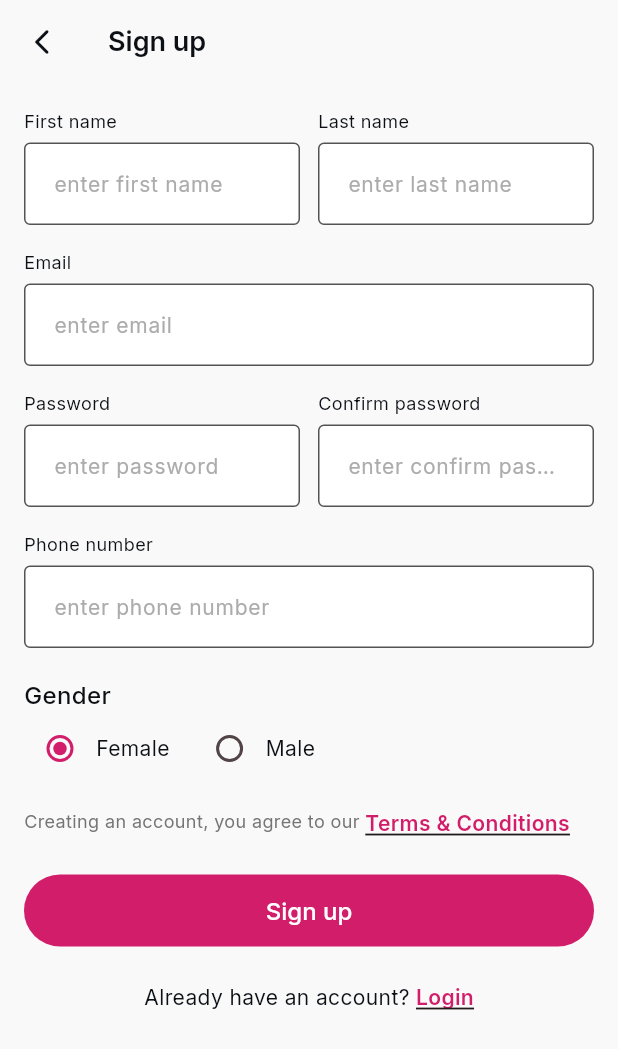
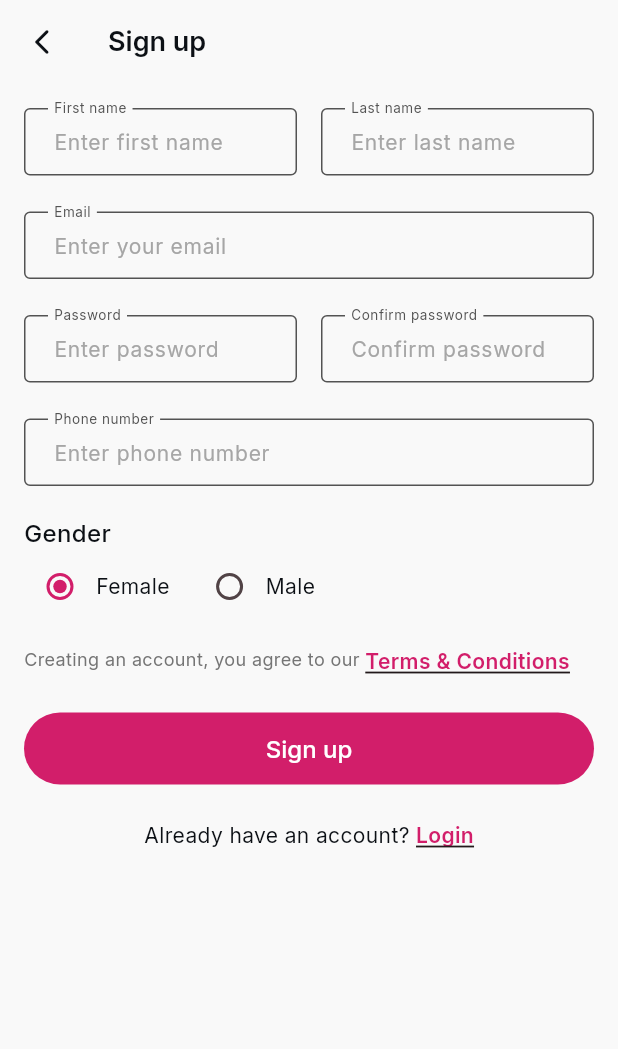
Before and after one commit to menna3lwan/flower_app, a Flutter app: the SignUpView screen opened by its route, on a phone screen of 412 x 824 dp. Shown: the top 1049 px of the screen. Run offline on Flutter 3.47's test engine with Material 3 defaults, Android fonts, the phone set to English and light mode, and no system bars; our stand-ins replace easy_localization, equatable, flutter_bloc, get, get_it, google_fonts; project files that could hold a hidden picture were left out.

Commit message:
feat(auth): implement outlined text fields with placeholders for sign-up form

```diff
--- a/apps/customer_app/assets/translations/ar.json
+++ b/apps/customer_app/assets/translations/ar.json
@@ -34,6 +34,12 @@
   "currentPassword": "كلمة المرور الحالية",
   "newPassword": "كلمة المرور الجديدة",
   "enterFieldTemplate": "أدخل {field}",
+  "signUpFirstNameHint": "أدخل الاسم الأول",
+  "signUpLastNameHint": "أدخل اسم العائلة",
+  "signUpEmailHint": "أدخل بريدك الإلكتروني",
+  "signUpPasswordHint": "أدخل كلمة المرور",
+  "signUpConfirmPasswordHint": "تأكيد كلمة المرور",
+  "signUpPhoneNumberHint": "أدخل رقم الهاتف",
 
   "deliverTo": "التوصيل إلى",
   "categories": "الفئات",
--- a/apps/customer_app/assets/translations/en.json
+++ b/apps/customer_app/assets/translations/en.json
@@ -34,6 +34,12 @@
   "currentPassword": "Current password",
   "newPassword": "New password",
   "enterFieldTemplate": "Enter {field}",
+  "signUpFirstNameHint": "Enter first name",
+  "signUpLastNameHint": "Enter last name",
+  "signUpEmailHint": "Enter your email",
+  "signUpPasswordHint": "Enter password",
+  "signUpConfirmPasswordHint": "Confirm password",
+  "signUpPhoneNumberHint": "Enter phone number",
 
   "deliverTo": "Deliver to",
   "categories": "Categories",
--- a/apps/customer_app/lib/constants/app_strings.dart
+++ b/apps/customer_app/lib/constants/app_strings.dart
@@ -39,6 +39,17 @@ abstract final class AppStrings {
   static String get resetPasswordTitle => 'resetPasswordTitle'.tr();
   static String get currentPassword => 'currentPassword'.tr();
   static String get newPassword => 'newPassword'.tr();
+
+  // Sign up field placeholders — Figma Dev Mode values verified against
+  // the Sign Up frame; kept distinct from `enterYourEmail`/
+  // `enterYourPassword` (used on Login) since the two screens' Figma
+  // copy differs word-for-word and this scopes the fix to Sign Up only.
+  static String get signUpFirstNameHint => 'signUpFirstNameHint'.tr();
+  static String get signUpLastNameHint => 'signUpLastNameHint'.tr();
+  static String get signUpEmailHint => 'signUpEmailHint'.tr();
+  static String get signUpPasswordHint => 'signUpPasswordHint'.tr();
+  static String get signUpConfirmPasswordHint => 'signUpConfirmPasswordHint'.tr();
+  static String get signUpPhoneNumberHint => 'signUpPhoneNumberHint'.tr();
 
   // Home.
   static String get deliverTo => 'deliverTo'.tr();
--- a/apps/customer_app/lib/features/auth/presentation/views/sign_up_view.dart
+++ b/apps/customer_app/lib/features/auth/presentation/views/sign_up_view.dart
@@ -6,7 +6,7 @@ import 'package:common/extensions/context_extensions.dart';
 import 'package:common/formatters/capitalize_first_letter_formatter.dart';
 import 'package:common/widgets/app_back_app_bar.dart';
 import 'package:common/widgets/buttons/primary_button.dart';
-import 'package:common/widgets/inputs/app_text_field.dart';
+import 'package:common/widgets/inputs/app_outlined_text_field.dart';
 import 'package:design_system/constants/app_dimens.dart';
 import '../../../../constants/app_strings.dart';
 import 'package:shared/domain/entities/user_entity.dart';
@@ -84,18 +84,20 @@ class _SignUpViewState extends State<SignUpView> {
                     Row(
                       children: [
                         Expanded(
-                          child: AppTextField(
+                          child: AppOutlinedTextField(
                             label: AppStrings.firstName,
+                            hint: AppStrings.signUpFirstNameHint,
                             controller: _firstNameController,
                             validator: Validators.required,
                             textCapitalization: TextCapitalization.sentences,
                             inputFormatters: const [CapitalizeFirstLetterFormatter()],
                           ),
                         ),
-                        const SizedBox(width: AppDimens.space12),
+                        const SizedBox(width: AppDimens.space16),
                         Expanded(
-                          child: AppTextField(
+                          child: AppOutlinedTextField(
                             label: AppStrings.lastName,
+                            hint: AppStrings.signUpLastNameHint,
                             controller: _lastNameController,
                             validator: Validators.required,
                             textCapitalization: TextCapitalization.sentences,
@@ -104,29 +106,32 @@ class _SignUpViewState extends State<SignUpView> {
                         ),
                       ],
                     ),
-                    const SizedBox(height: AppDimens.space16),
-                    AppTextField(
+                    const SizedBox(height: AppDimens.space24),
+                    AppOutlinedTextField(
                       label: AppStrings.email,
+                      hint: AppStrings.signUpEmailHint,
                       controller: _emailController,
                       keyboardType: TextInputType.emailAddress,
                       validator: Validators.email,
                     ),
-                    const SizedBox(height: AppDimens.space16),
+                    const SizedBox(height: AppDimens.space24),
                     Row(
                       crossAxisAlignment: CrossAxisAlignment.start,
                       children: [
                         Expanded(
-                          child: AppTextField(
+                          child: AppOutlinedTextField(
                             label: AppStrings.password,
+                            hint: AppStrings.signUpPasswordHint,
                             controller: _passwordController,
                             obscureText: true,
                             validator: Validators.password,
                           ),
                         ),
-                        const SizedBox(width: AppDimens.space12),
+                        const SizedBox(width: AppDimens.space16),
                         Expanded(
-                          child: AppTextField(
+                          child: AppOutlinedTextField(
                             label: AppStrings.confirmPassword,
+                            hint: AppStrings.signUpConfirmPasswordHint,
                             controller: _confirmPasswordController,
                             obscureText: true,
                             validator: (value) => Validators.confirmPassword(value, _passwordController.text),
@@ -134,9 +139,10 @@ class _SignUpViewState extends State<SignUpView> {
                         ),
                       ],
                     ),
-                    const SizedBox(height: AppDimens.space16),
-                    AppTextField(
+                    const SizedBox(height: AppDimens.space24),
+                    AppOutlinedTextField(
                       label: AppStrings.phoneNumber,
+                      hint: AppStrings.signUpPhoneNumberHint,
                       controller: _phoneController,
                       keyboardType: TextInputType.phone,
                       validator: Validators.phone,
--- /dev/null
+++ b/packages/common/lib/widgets/inputs/app_outlined_text_field.dart
@@ -0,0 +1,62 @@
+import 'package:flutter/material.dart';
+
+import 'package:design_system/constants/app_colors.dart';
+import 'package:design_system/constants/app_dimens.dart';
+import 'package:design_system/theme/app_text_styles.dart';
+import 'package:flutter/services.dart';
+/// overridden below.
+class AppOutlinedTextField extends StatelessWidget {
+  const AppOutlinedTextField({
+    required this.label,
+    required this.hint,
+    this.controller,
+    this.obscureText = false,
+    this.keyboardType,
+    this.validator,
+    this.inputFormatters,
+    this.textCapitalization = TextCapitalization.none,
+    this.enabled = true,
+    super.key,
+  });
+
+  final String label;
+  final String hint;
+  final TextEditingController? controller;
+  final bool obscureText;
+  final TextInputType? keyboardType;
+  final String? Function(String?)? validator;
+  final List<TextInputFormatter>? inputFormatters;
+  final TextCapitalization textCapitalization;
+  final bool enabled;
+
+  @override
+  Widget build(BuildContext context) {
+    return TextFormField(
+      controller: controller,
+      obscureText: obscureText,
+      keyboardType: keyboardType,
+      validator: validator,
+      inputFormatters: inputFormatters,
+      textCapitalization: textCapitalization,
+      enabled: enabled,
+      // Entered-text style: Figma's field-content token is "Body Large"
+      // overridden to 14px — matches AppTextStyles.bodyMedium exactly.
+      style: AppTextStyles.bodyMedium.copyWith(color: AppColors.textPrimary),
+      decoration: InputDecoration(
+        labelText: label,
+        hintText: hint,
+        floatingLabelBehavior: FloatingLabelBehavior.always,
+        // fill box behind them, unlike the app's other (filled) fields.
+        filled: false,
+        isDense: true,
+        contentPadding: const EdgeInsets.symmetric(
+          horizontal: AppDimens.space16,
+          vertical: AppDimens.space12,
+        ),
+
+        labelStyle: AppTextStyles.bodySmall.copyWith(color: AppColors.gray),
+        hintStyle: AppTextStyles.bodyMedium.copyWith(color: AppColors.placeholderGray),
+      ),
+    );
+  }
+}
--- a/packages/design_system/lib/constants/app_colors.dart
+++ b/packages/design_system/lib/constants/app_colors.dart
@@ -26,4 +26,12 @@ abstract final class AppColors {
   static const Color white = Color(0xFFFFFFFF);
   static const Color disabled = Color(0xFFBDBDBD);
   static const Color starRating = Color(0xFFFFB800);
+
+  /// Figma "White/70" token (#A6A6A6) — the placeholder color measured on
+  /// the Sign Up outlined text fields (Dev Mode inspection, Sign up
+  /// frame). Deliberately distinct from [textHint] (#ACACAC), which is
+  /// an existing, separately-used approximation elsewhere in the app;
+  /// kept as its own constant rather than changing [textHint] so this
+  /// fix stays scoped to the fields it was verified against.
+  static const Color placeholderGray = Color(0xFFA6A6A6);
 }
```
